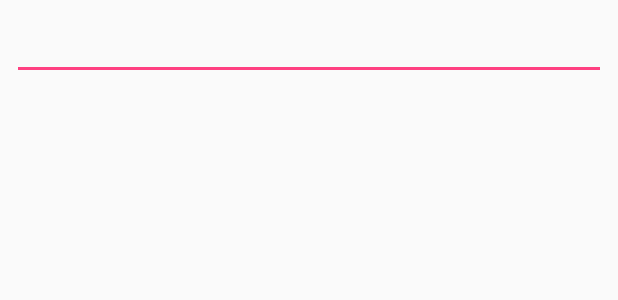
After one commit to SainandanMohanty/notes, an Android app: the layout activity_edit.xml on its own in the app's theme, with its tools: preview values and no code run, on a phone screen of 412 x 824 dp. The commit adds this screen. Shown: the top 300 px of the screen. Run offline under Robolectric (Android 15) with nearby library versions, the phone set to English and light mode, and no system bars.

Commit message:
Implement edit note functionality

```diff
--- a/app/src/main/AndroidManifest.xml
+++ b/app/src/main/AndroidManifest.xml
@@ -16,6 +16,7 @@
                 <category android:name="android.intent.category.LAUNCHER" />
             </intent-filter>
         </activity>
+        <activity android:name=".EditActivity"></activity>
     </application>
 
 </manifest>
--- /dev/null
+++ b/app/src/main/res/layout/activity_edit.xml
@@ -0,0 +1,21 @@
+<?xml version="1.0" encoding="utf-8"?>
+<android.support.constraint.ConstraintLayout xmlns:android="http://schemas.android.com/apk/res/android"
+    xmlns:app="http://schemas.android.com/apk/res-auto"
+    xmlns:tools="http://schemas.android.com/tools"
+    android:layout_width="match_parent"
+    android:layout_height="match_parent"
+    tools:context=".EditActivity">
+
+    <EditText
+        android:id="@+id/editText"
+        android:layout_width="0dp"
+        android:layout_height="wrap_content"
+        android:layout_marginEnd="8dp"
+        android:layout_marginStart="8dp"
+        android:layout_marginTop="8dp"
+        android:ems="10"
+        android:inputType="textMultiLine"
+        app:layout_constraintEnd_toEndOf="parent"
+        app:layout_constraintStart_toStartOf="parent"
+        app:layout_constraintTop_toTopOf="parent" />
+</android.support.constraint.ConstraintLayout>
```
Also changed, not shown: app/src/main/java/com/example/sain/notes/EditActivity.java (added, +42 -0 lines), app/src/main/java/com/example/sain/notes/MainActivity.java (+24 -5 lines).
